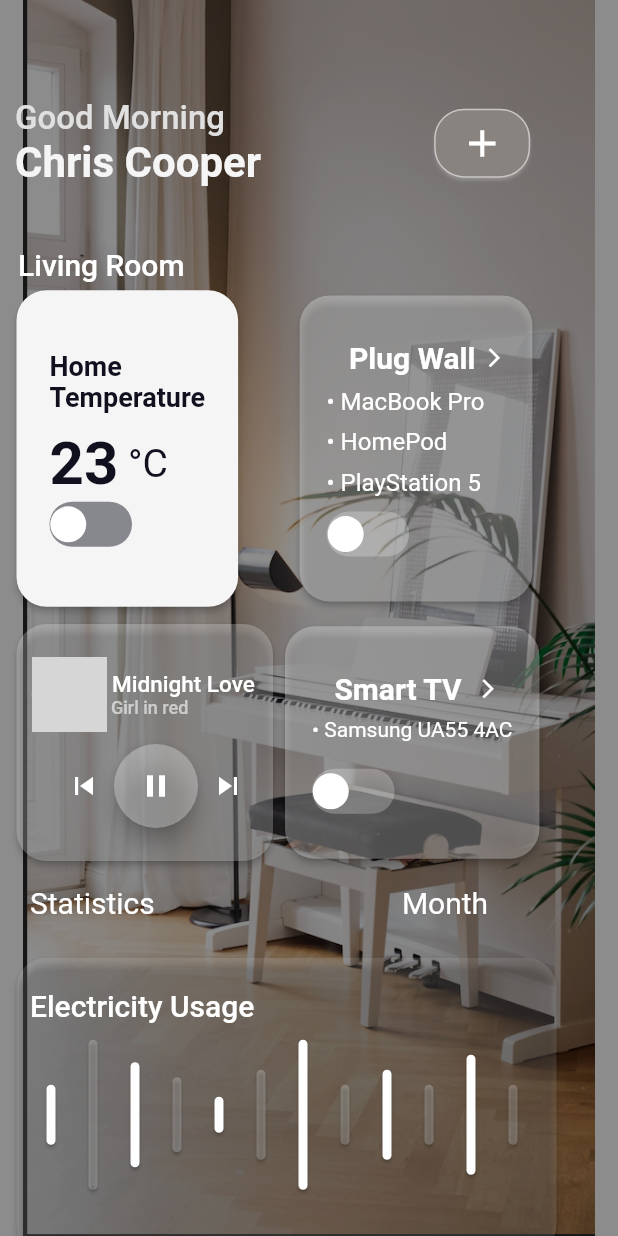
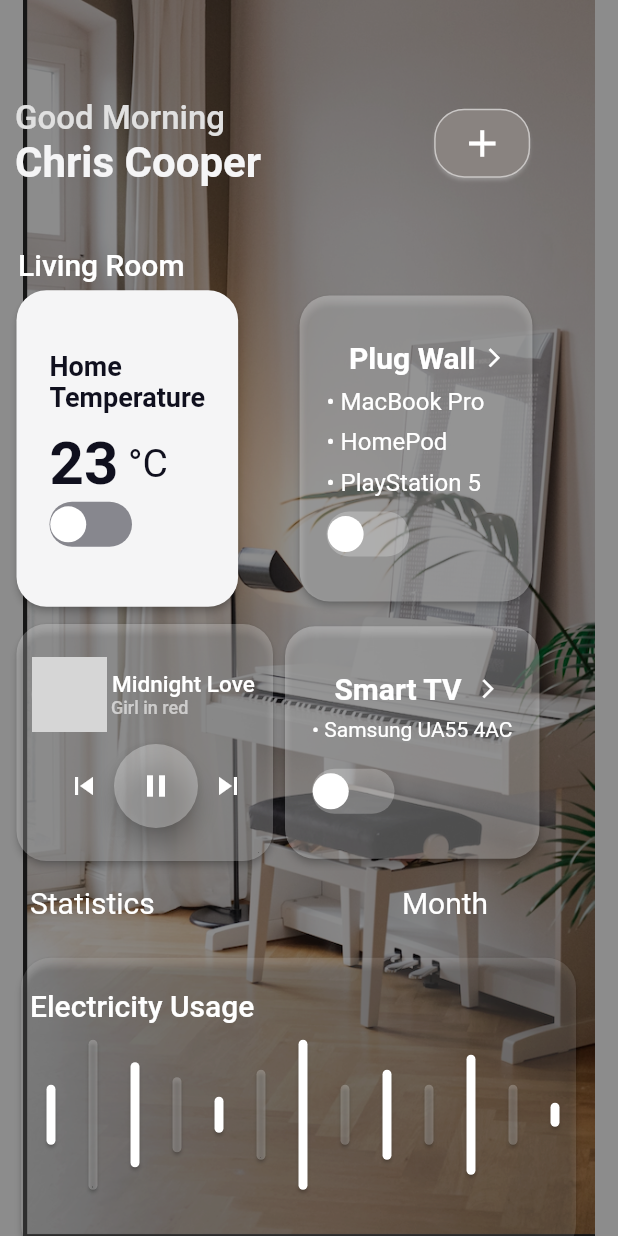
Before and after one commit to Harshak50/Smart_Home, a Flutter app: the screen it shows after launch, on a phone screen of 412 x 824 dp. Run offline on Flutter 3.47's test engine with Material 2 defaults, Android fonts, the phone set to English and light mode, and no system bars; drawn by our look-alikes of flutter_switch; network calls fail; grey boxes are pictures that could not be loaded.

Commit message:
Minor bugs update

```diff
--- a/lib/screens/home_screen.dart
+++ b/lib/screens/home_screen.dart
@@ -33,6 +33,7 @@ class _HomeScreenState extends State<HomeScreen> {
           Container(
             color: Colors.black45,
           ),
+
           Positioned(
             top: size.height * 0.08,
             left: 10,
@@ -170,6 +171,7 @@ class _HomeScreenState extends State<HomeScreen> {
                 SizedBox(
                   width: size.width * 0.08,
                 ),
+                // Plug wall card
                 Container(
                   child: Card(
                     color: Colors.white30,
@@ -338,6 +340,7 @@ class _HomeScreenState extends State<HomeScreen> {
                     ),
                   ),
                 ),
+                // Smart TV Card
                 Container(
                   child: Card(
                     color: Colors.white30,
@@ -400,7 +403,7 @@ class _HomeScreenState extends State<HomeScreen> {
               ],
             ),
           ),
-
+// statistics and month
           Positioned(
               height: size.height * 1.46,
               left: 20,
@@ -425,10 +428,10 @@ class _HomeScreenState extends State<HomeScreen> {
                   ),
                 ],
               )),
-
+//Electricity usage
           Positioned(
             top: size.height * 0.77,
-            left: 7,
+            left: 10,
             child: Container(
               child: Card(
                 color: Colors.white12,
@@ -438,7 +441,7 @@ class _HomeScreenState extends State<HomeScreen> {
                 ),
                 child: Padding(
                   padding:
-                      const EdgeInsets.symmetric(vertical: 99, horizontal: 180),
+                      const EdgeInsets.symmetric(vertical: 99, horizontal: 185),
                 ),
               ),
             ),
@@ -504,6 +507,10 @@ class _HomeScreenState extends State<HomeScreen> {
                         height: 20,
                         color: Colors.white24,
                       ),
+                      Bars(
+                        height: 8,
+                        color: Colors.white,
+                      ),
                     ],
                   ),
                 ],
```
